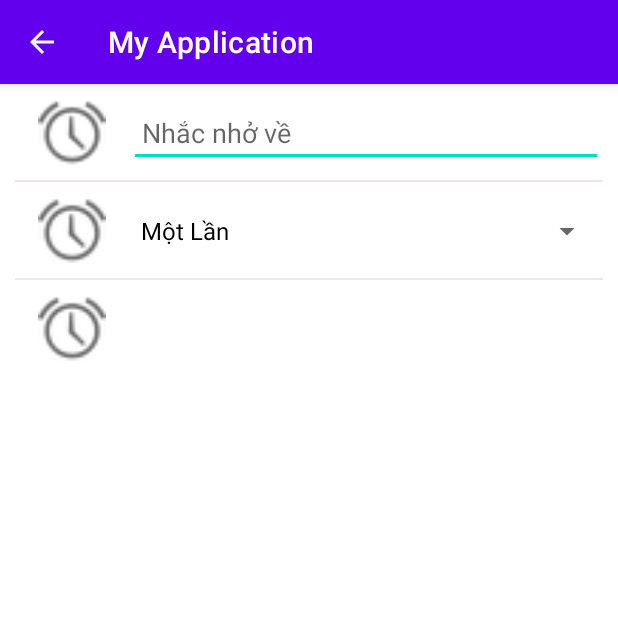
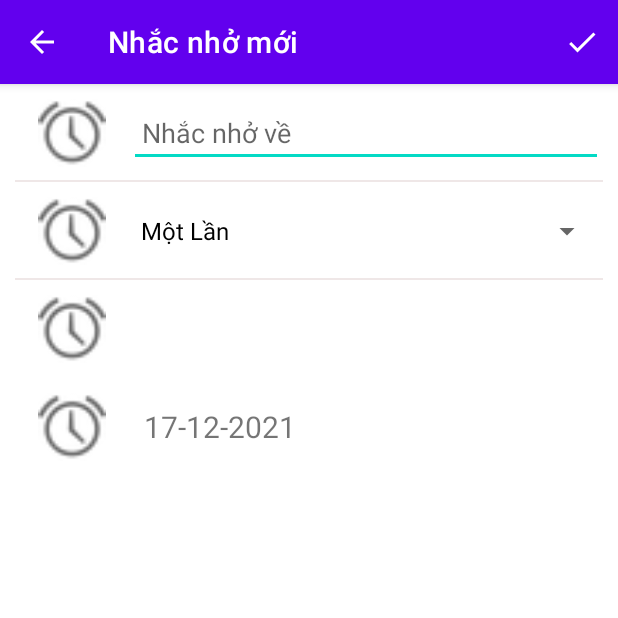
Before and after one commit to frgryr2001/Time-Planner-App, an Android app: the AddReminder screen opened directly, with no data from a screen before it, on a phone screen of 412 x 824 dp, the top half of it. Run offline under Robolectric (Android 15) with nearby library versions, the phone set to English and light mode, and no system bars.

Commit message:
Update : layout AddReminder and render event click Time,Date ver 2

```diff
--- a/app/src/main/AndroidManifest.xml
+++ b/app/src/main/AndroidManifest.xml
@@ -10,6 +10,7 @@
         android:supportsRtl="true"
         android:theme="@style/Theme.MyApplication">
         <activity
+            android:label="Nhắc nhở mới"
             android:name=".AddReminder"
             android:exported="true" />
         <activity
--- a/app/src/main/java/com/example/myapplication/AddReminder.java
+++ b/app/src/main/java/com/example/myapplication/AddReminder.java
@@ -1,29 +1,36 @@
 package com.example.myapplication;
 
+import androidx.annotation.RequiresApi;
 import androidx.appcompat.app.ActionBar;
 import androidx.appcompat.app.AppCompatActivity;
 
+import android.app.DatePickerDialog;
 import android.app.TimePickerDialog;
+import android.os.Build;
 import android.os.Bundle;
 import android.util.Log;
 import android.view.Menu;
 import android.view.MenuItem;
 import android.view.View;
 import android.widget.ArrayAdapter;
+import android.widget.DatePicker;
 import android.widget.Spinner;
 import android.widget.TableRow;
 import android.widget.TextView;
 import android.widget.TimePicker;
 
+import java.text.SimpleDateFormat;
 import java.util.ArrayList;
 import java.util.Arrays;
 import java.util.Calendar;
+import java.util.Date;
 import java.util.List;
+import java.util.Locale;
 
 public class AddReminder extends AppCompatActivity {
-    TextView tvTime;
+    TextView tvTime,tvDate;
     Spinner spinner;
-    TableRow rowTime;
+    TableRow rowTime,rowDate;
     @Override
     protected void onCreate(Bundle savedInstanceState) {
         super.onCreate(savedInstanceState);
@@ -72,7 +79,42 @@ public class AddReminder extends AppCompatActivity {
         final ArrayAdapter<String> spinnerArrayAdapter = new ArrayAdapter<>(this, R.layout.support_simple_spinner_dropdown_item, plantsList);
         spinnerArrayAdapter.setDropDownViewResource(R.layout.spinner_value);
         spinner.setAdapter(spinnerArrayAdapter);
+        // end
+
+        String currentDate = new SimpleDateFormat("dd-MM-yyyy", Locale.getDefault()).format(new Date());
+        tvDate = findViewById(R.id.tvDate);
+        rowDate = findViewById(R.id.rowDate);
+        tvDate.setText(currentDate);
+        rowDate.setOnClickListener(new View.OnClickListener() {
+            @Override
+            public void onClick(View view) {
+                chonNgay();
+            }
+        });
+
     }
+
+
+
+
+
+    // function chon ngày
+    private void chonNgay(){
+        final Calendar calendar = Calendar.getInstance();
+        int ngay = calendar.get(Calendar.DATE);
+        int thang = calendar.get(Calendar.MONTH);
+        int nam = calendar.get(Calendar.YEAR);
+        DatePickerDialog datePickerDialog = new DatePickerDialog(this, new DatePickerDialog.OnDateSetListener() {
+            @Override
+            public void onDateSet(DatePicker datePicker, int i, int i1, int i2) {
+                calendar.set(i,i1,i2);
+                SimpleDateFormat simpleDateFormat = new SimpleDateFormat("dd-MM-yyyy");
+                tvDate.setText(simpleDateFormat.format(calendar.getTime()));
+            }
+        },nam,thang,ngay);
+        datePickerDialog.show();
+    }
+//   // end
 
     // Tạo nút Back về Home
     public boolean onOptionsItemSelected(MenuItem item){
@@ -80,12 +122,15 @@ public class AddReminder extends AppCompatActivity {
             case android.R.id.home:
                 finish();
                 return true;
+            case R.id.menuSave:
+                // Something code
         }
         return super.onOptionsItemSelected(item);
     }
 
     public boolean onCreateOptionsMenu(Menu menu) {
-        return true;
+        getMenuInflater().inflate(R.menu.save, menu);
+        return super.onCreateOptionsMenu(menu);
     }
     // end
 }
--- /dev/null
+++ b/app/src/main/res/drawable/ic_baseline_check_24.xml
@@ -0,0 +1,10 @@
+<vector xmlns:android="http://schemas.android.com/apk/res/android"
+    android:width="24dp"
+    android:height="24dp"
+    android:viewportWidth="24"
+    android:viewportHeight="24"
+    android:tint="?attr/colorControlNormal">
+  <path
+      android:fillColor="@android:color/white"
+      android:pathData="M9,16.17L4.83,12l-1.42,1.41L9,19 21,7l-1.41,-1.41z"/>
+</vector>
--- a/app/src/main/res/layout/activity_add_reminder.xml
+++ b/app/src/main/res/layout/activity_add_reminder.xml
@@ -80,6 +80,32 @@
             />
 
     </TableRow>
+    <TableRow
+        android:id="@+id/rowDate"
+        android:paddingBottom="10dp"
+        android:paddingTop="10dp"
+        android:background="?attr/selectableItemBackground"
+
+        >
+
+        <ImageView
+            android:id="@+id/ivIcon3"
+            android:layout_width="76dp"
+            android:layout_height="match_parent"
+            app:srcCompat="@android:drawable/ic_lock_idle_alarm" />
+
+        <TextView
+            android:id="@+id/tvDate"
+            android:layout_width="match_parent"
+            android:text=""
+            android:gravity="center_vertical"
+            android:paddingLeft="10sp"
+            android:textSize="20sp"
+            android:layout_height="45dp"
+
+            />
+
+    </TableRow>
 
 
 </TableLayout>
--- /dev/null
+++ b/app/src/main/res/menu/save.xml
@@ -0,0 +1,9 @@
+<?xml version="1.0" encoding="utf-8"?>
+<menu xmlns:android="http://schemas.android.com/apk/res/android"
+    xmlns:app="http://schemas.android.com/apk/res-auto">
+    <item android:title="Add"
+        android:id="@+id/menuSave"
+        app:showAsAction="always"
+        android:icon="@drawable/ic_baseline_check_24"
+        ></item>
+</menu>
```
